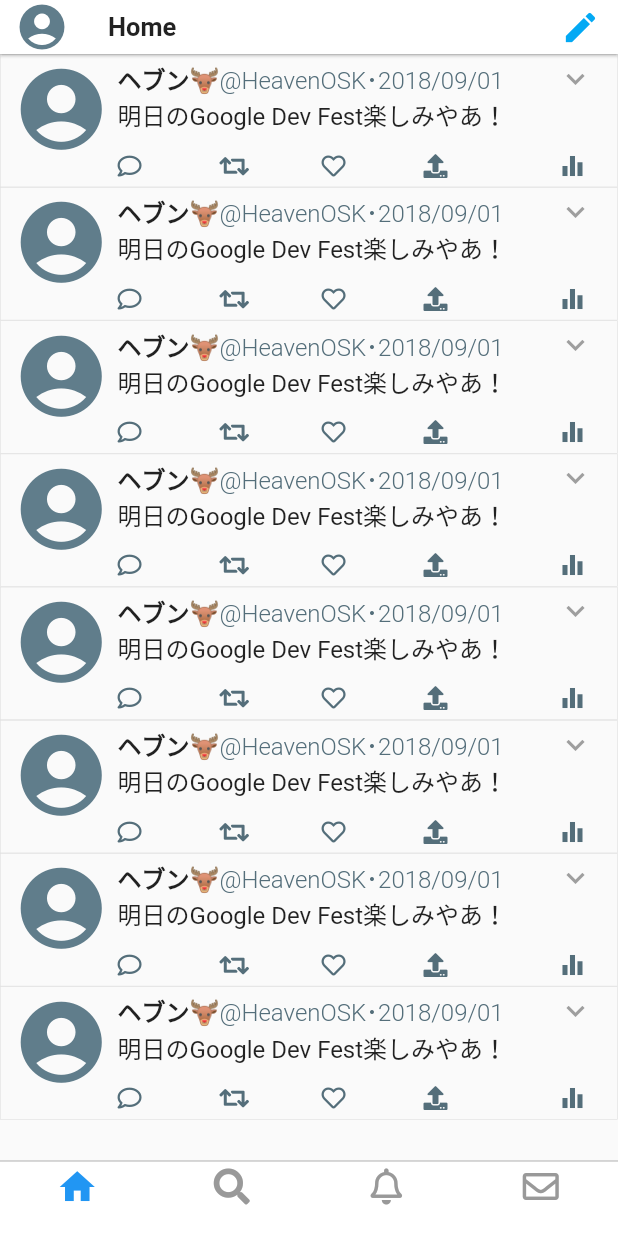
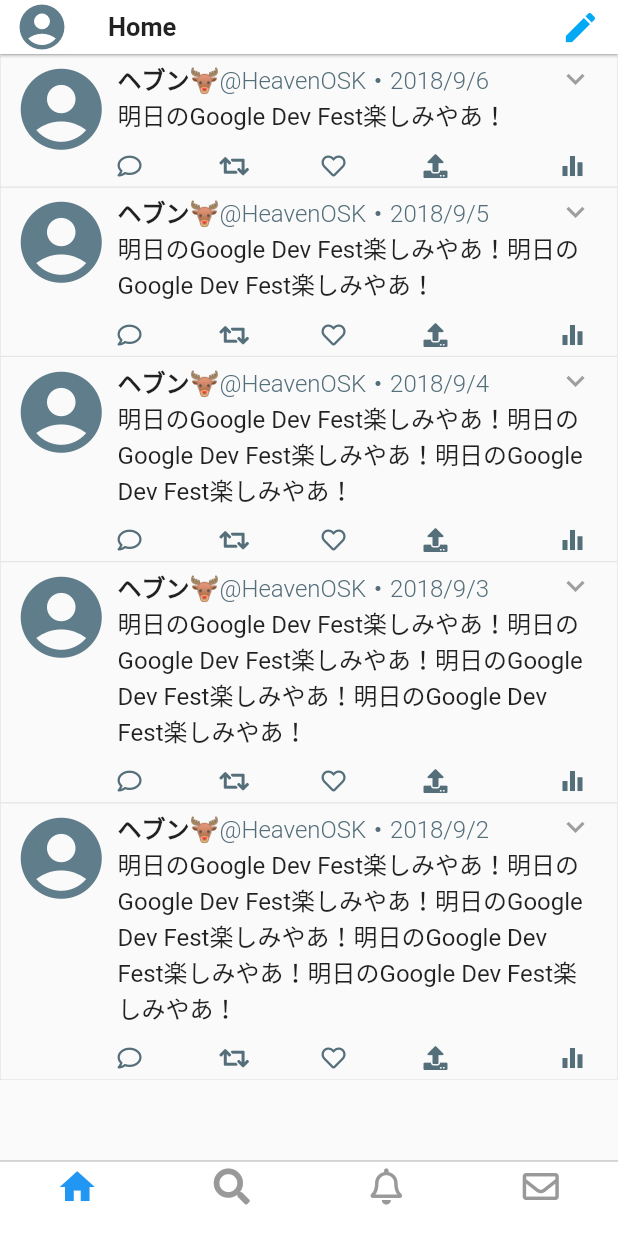
Before and after one commit to HeavenOSK/Flitter, a Flutter app: the screen it shows after launch, on a phone screen of 412 x 824 dp. Run offline on Flutter 3.47's test engine with Material 2 defaults, Android fonts, the phone set to English and light mode, and no system bars; our stand-ins replace font_awesome_flutter.

```diff
--- /dev/null
+++ b/lib/models/tweet.dart
@@ -0,0 +1,24 @@
+import 'package:meta/meta.dart';
+
+//今度, Userは別クラスに切り出す
+class Tweet {
+  Tweet({
+    @required this.userName,
+    @required this.accountName,
+    @required this.dateTime,
+    @required this.contents,
+  })  : assert(userName != null),
+        assert(accountName != null),
+        assert(dateTime != null),
+        assert(contents != null);
+
+  final String userName;
+  final String accountName;
+  final DateTime dateTime;
+  final String contents;
+
+  String getDateTimeStr(){
+    String dateTImeStr = dateTime.year.toString()+'/'+dateTime.month.toString()+'/'+dateTime.day.toString();
+    return dateTImeStr;
+  }
+}
--- a/lib/ui/components/tweet_card.dart
+++ b/lib/ui/components/tweet_card.dart
@@ -1,7 +1,16 @@
 import 'package:flutter/material.dart';
+import 'package:meta/meta.dart';
 import 'package:font_awesome_flutter/font_awesome_flutter.dart';
 
+import 'package:flitter/models/tweet.dart';
+
 class TweetItem extends StatelessWidget {
+  TweetItem({
+    @required this.tweet,
+  }) : assert(tweet != null);
+
+  final Tweet tweet;
+
   final _fontSize = 16.0;
   final _mainColor = Colors.black87;
   final _subColor = Colors.blueGrey[600];
@@ -47,7 +56,7 @@ class TweetItem extends StatelessWidget {
           Row(
             children: <Widget>[
               Text(
-                'ヘブン🦌',
+                tweet.userName,
                 style: TextStyle(
                   fontSize: _fontSize,
                   fontWeight: FontWeight.bold,
@@ -55,7 +64,7 @@ class TweetItem extends StatelessWidget {
                 ),
               ),
               Text(
-                '@HeavenOSK･' + '2018/09/01',
+                '@' + tweet.accountName + '・' + tweet.getDateTimeStr(),
                 style: TextStyle(
                   fontSize: _fontSize,
                   fontWeight: FontWeight.w300,
@@ -74,7 +83,7 @@ class TweetItem extends StatelessWidget {
   Widget _buildContents() {
     return Container(
       child: Text(
-        '明日のGoogle Dev Fest楽しみやあ！',
+        tweet.contents,
         style: TextStyle(fontSize: _fontSize, color: _mainColor),
       ),
     );
--- a/lib/ui/pages/home.dart
+++ b/lib/ui/pages/home.dart
@@ -1,13 +1,15 @@
 import 'package:flutter/material.dart';
 import 'package:flutter/cupertino.dart';
 import 'package:flitter/ui/components/tweet_card.dart';
+import 'tweet_helper.dart';
 
 class Home extends StatelessWidget {
   @override
   Widget build(BuildContext context) {
+    var tweets = TweetHelper.getTweets();
     var _homeListItems = List<TweetItem>.generate(
-      8,
-      (i) => TweetItem(),
+      tweets.length,
+      (i) => TweetItem(tweet: tweets[i]),
     );
     return SafeArea(
       child: Scaffold(
@@ -15,15 +17,16 @@ class Home extends StatelessWidget {
           preferredSize: Size.fromHeight(36.0),
           child: AppBar(
             elevation: 0.8,
-            leading: Icon(Icons.account_circle, size: 36.0,color: Colors.blueGrey),
+            leading:
+                Icon(Icons.account_circle, size: 36.0, color: Colors.blueGrey),
             title: Text('Home',
                 style: TextStyle(fontSize: 17.0, fontWeight: FontWeight.w700)),
             actions: <Widget>[
               Padding(
                 padding: const EdgeInsets.fromLTRB(0.0, 0.0, 12.0, 0.0),
                 child: Center(
-                    child: Icon(Icons.edit,
-                        size: 26.0, color: Colors.lightBlue)),
+                    child:
+                        Icon(Icons.edit, size: 26.0, color: Colors.lightBlue)),
               ),
             ],
           ),
--- /dev/null
+++ b/lib/ui/pages/tweet_helper.dart
@@ -0,0 +1,49 @@
+import 'package:flitter/models/tweet.dart';
+
+class TweetHelper {
+  static final tweet01 = Tweet(
+    userName: 'ヘブン🦌',
+    accountName: 'HeavenOSK',
+    dateTime: DateTime(2018, 09, 06),
+    contents: '明日のGoogle Dev Fest楽しみやあ！',
+  );
+  static final tweet02 = Tweet(
+    userName: 'ヘブン🦌',
+    accountName: 'HeavenOSK',
+    dateTime: DateTime(2018, 09, 05),
+    contents: '明日のGoogle Dev Fest楽しみやあ！明日のGoogle Dev Fest楽しみやあ！',
+  );
+  static final tweet03 = Tweet(
+    userName: 'ヘブン🦌',
+    accountName: 'HeavenOSK',
+    dateTime: DateTime(2018, 09, 04),
+    contents: '明日のGoogle Dev Fest楽しみやあ！明日のGoogle Dev Fest楽しみやあ！明日のGoogle Dev Fest楽しみやあ！',
+  );
+
+  static final tweet04 = Tweet(
+    userName: 'ヘブン🦌',
+    accountName: 'HeavenOSK',
+    dateTime: DateTime(2018, 09, 03),
+    contents: '明日のGoogle Dev Fest楽しみやあ！明日のGoogle Dev Fest楽しみやあ！明日のGoogle Dev Fest楽しみやあ！明日のGoogle Dev Fest楽しみやあ！',
+  );
+
+  static final tweet05 = Tweet(
+    userName: 'ヘブン🦌',
+    accountName: 'HeavenOSK',
+    dateTime: DateTime(2018, 09, 02),
+    contents: '明日のGoogle Dev Fest楽しみやあ！明日のGoogle Dev Fest楽しみやあ！明日のGoogle Dev Fest楽しみやあ！明日のGoogle Dev Fest楽しみやあ！明日のGoogle Dev Fest楽しみやあ！',
+  );
+
+  static final tweet06 = Tweet(
+    userName: 'ヘブン🦌',
+    accountName: 'HeavenOSK',
+    dateTime: DateTime(2018, 09, 01),
+    contents: '明日のGoogle Dev Fest楽しみやあ！明日のGoogle Dev Fest楽しみやあ！明日のGoogle Dev Fest楽しみやあ！明日のGoogle Dev Fest楽しみやあ！明日のGoogle Dev Fest楽しみやあ！明日のGoogle Dev Fest楽しみやあ！',
+  );
+
+
+  static var tweetList = [tweet01,tweet02,tweet03,tweet04,tweet05];
+  static List<Tweet> getTweets() {
+    return tweetList;
+  }
+}
--- a/pubspec.yaml
+++ b/pubspec.yaml
@@ -27,9 +27,8 @@ flutter:
   uses-material-design: true
 
   # To add assets to your application, add an assets section, like this:
-  # assets:
-  #  - images/a_dot_burr.jpeg
-  #  - images/a_dot_ham.jpeg
+  assets:
+  - assets/sample_profile01.jpg
 
   # An image asset can refer to one or more resolution-specific "variants", see
   # https://flutter.io/assets-and-images/#resolution-aware.
```
Also changed, not shown: assets/sample_profile01.jpg (added).
